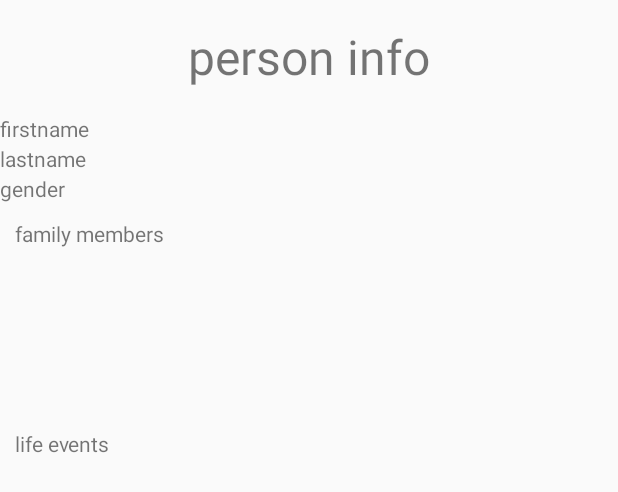
After one commit to lukeludlow/FamilyMap, an Android app: the layout activity_person.xml on its own in the app's theme, with its tools: preview values and no code run, on a phone screen of 412 x 824 dp. The commit adds this screen. Shown: the top 492 px of the screen. Run offline under Robolectric (Android 15) with nearby library versions, the phone set to English and light mode, and no system bars.

Commit message:
clean up

```diff
--- a/app/src/main/java/dev/lukel/familymap/model/Filter.java
+++ /dev/null
@@ -1,4 +0,0 @@
-package dev.lukel.familymap.model;
-
-public class Filter {
-}
--- a/app/src/main/java/dev/lukel/familymap/model/Gender.java
+++ /dev/null
@@ -1,4 +0,0 @@
-package dev.lukel.familymap.model;
-
-public class Gender {
-}
--- a/app/src/main/java/dev/lukel/familymap/model/MapColor.java
+++ /dev/null
@@ -1,4 +0,0 @@
-package dev.lukel.familymap.model;
-
-public class MapColor {
-}
--- a/app/src/main/java/dev/lukel/familymap/model/MapType.java
+++ /dev/null
@@ -1,4 +0,0 @@
-package dev.lukel.familymap.model;
-
-public class MapType {
-}
--- a/app/src/main/java/dev/lukel/familymap/model/Search.java
+++ /dev/null
@@ -1,4 +0,0 @@
-package dev.lukel.familymap.model;
-
-public class Search {
-}
--- a/app/src/main/java/dev/lukel/familymap/model/Settings.java
+++ /dev/null
@@ -1,4 +0,0 @@
-package dev.lukel.familymap.model;
-
-public class Settings {
-}
--- /dev/null
+++ b/app/src/main/res/layout/activity_person.xml
@@ -0,0 +1,66 @@
+<?xml version="1.0" encoding="utf-8"?>
+<LinearLayout xmlns:android="http://schemas.android.com/apk/res/android"
+    xmlns:app="http://schemas.android.com/apk/res-auto"
+    xmlns:tools="http://schemas.android.com/tools"
+    android:layout_width="match_parent"
+    android:layout_height="match_parent"
+    android:orientation="vertical"
+    tools:context=".ui.PersonActivity">
+
+
+    <TextView
+        android:layout_width="match_parent"
+        android:layout_height="45dp"
+        android:layout_margin="15dp"
+        android:gravity="center"
+        android:text="person info"
+        android:textSize="32dp" />
+
+
+    <TextView
+        android:id="@+id/person_text_firstname"
+        android:layout_width="match_parent"
+        android:layout_height="20dp"
+        android:text="firstname" />
+
+    <TextView
+        android:id="@+id/person_text_lastname"
+        android:layout_width="match_parent"
+        android:layout_height="20dp"
+        android:text="lastname" />
+
+    <TextView
+        android:id="@+id/person_text_gender"
+        android:layout_width="match_parent"
+        android:layout_height="20dp"
+        android:text="gender" />
+
+
+    <TextView
+        android:layout_width="match_parent"
+        android:layout_height="20dp"
+        android:layout_margin="10dp"
+        android:text="family members" />
+
+
+    <android.support.v7.widget.RecyclerView
+        android:id="@+id/person_family_recycler_view"
+        android:layout_width="match_parent"
+        android:layout_height="100dp" />
+
+
+    <TextView
+        android:layout_width="match_parent"
+        android:layout_height="20dp"
+        android:layout_margin="10dp"
+        android:text="life events" />
+
+
+    <android.support.v7.widget.RecyclerView
+        android:id="@+id/person_life_events_recycler_view"
+        android:layout_width="match_parent"
+        android:layout_height="100dp"/>
+
+
+
+</LinearLayout>
--- a/app/src/main/res/layout/list_item_search.xml
+++ b/app/src/main/res/layout/list_item_search.xml
@@ -2,7 +2,8 @@
 
 <LinearLayout xmlns:android="http://schemas.android.com/apk/res/android"
     xmlns:app="http://schemas.android.com/apk/res-auto"
-    android:orientation="horizontal" android:layout_width="match_parent"
+    android:orientation="horizontal"
+    android:layout_width="match_parent"
     android:layout_height="50dp">
 
 
```
Also changed, not shown: app/src/main/res/layout/list_item_event.xml (added, +35 -0 lines), app/src/main/res/layout/list_item_person.xml (added, +35 -0 lines).
